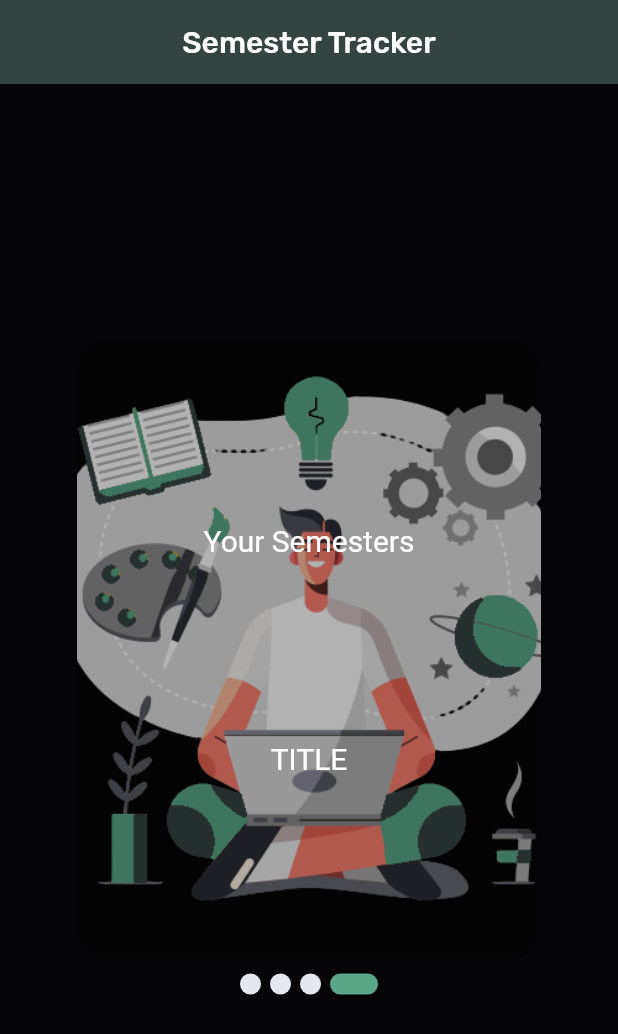
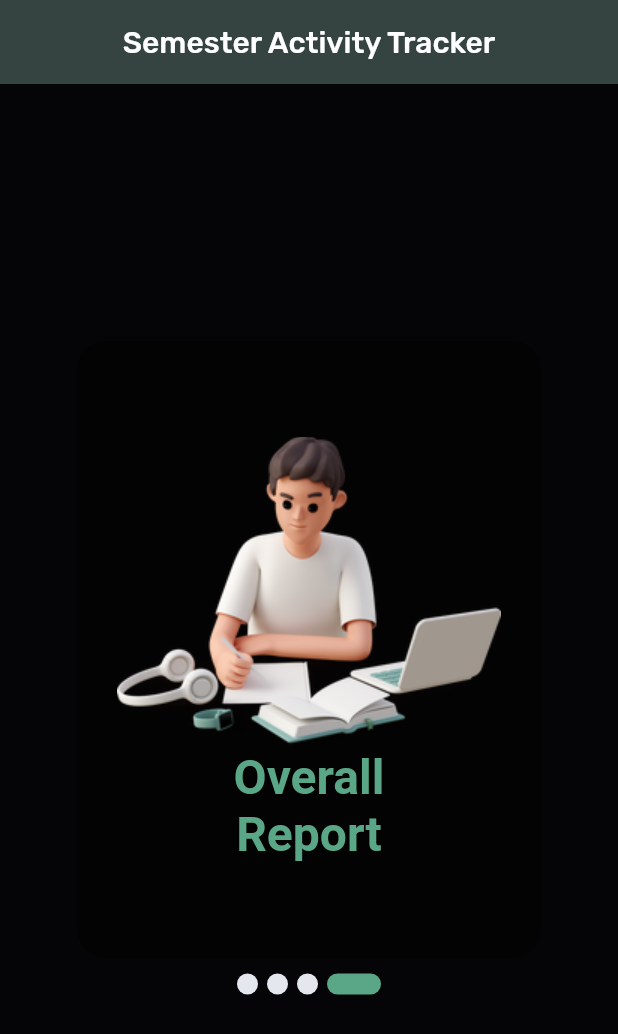
Before and after one commit to MZubairNaeem/semester-activty-tracker, a Flutter app: the screen it shows after launch, swiped to page 4, on a phone screen of 412 x 824 dp. Shown: the top 1034 px of the screen. Run offline on Flutter 3.47's test engine with Material 2 defaults, Android fonts, the light colour scheme and no system bars; our stand-ins replace firebase_auth, firebase_core, google_fonts, page_transition; accounts and stored records are empty.

Commit message:
home screen 100 11:11 03/03/23

```diff
--- a/lib/view/Home/home.dart
+++ b/lib/view/Home/home.dart
@@ -1,11 +1,4 @@
 import 'package:flutter/material.dart';
-import 'package:page_transition/page_transition.dart';
-import 'package:semester_tracker/view/Home/home_screen_nav/attendance.dart';
-import 'package:semester_tracker/view/Home/home_screen_nav/course.dart';
-import 'package:semester_tracker/view/Home/home_screen_nav/report.dart';
-import 'package:semester_tracker/view/Home/home_screen_nav/semester.dart';
-import 'package:smooth_page_indicator/smooth_page_indicator.dart';
-
 import '../../resource/colors.dart';
 import '../../widget/appBanner.dart';
 import '../../widget/bannerItem.dart';
@@ -164,7 +157,7 @@ class _HomeState extends State<Home> {
       backgroundColor: AppColors().primaryColor,
       appBar: AppBar(
         backgroundColor: AppColors().secondaryColor,
-        title: const Text('Semester Tracker'),
+        title: const Text('Semester Activity Tracker'),
         centerTitle: true,
         elevation: 0,
       ),
--- a/lib/view/Home/home_screen_nav/semester.dart
+++ b/lib/view/Home/home_screen_nav/semester.dart
@@ -1,4 +1,5 @@
 import 'package:flutter/material.dart';
+import 'package:semester_tracker/resource/colors.dart';
 
 class Semester extends StatefulWidget {
   const Semester({Key? key}) : super(key: key);
@@ -11,10 +12,12 @@ class _SemesterState extends State<Semester> {
   @override
   Widget build(BuildContext context) {
     return Scaffold(
+      backgroundColor: AppColors().primaryColor,
       appBar: AppBar(
+        backgroundColor: AppColors().secondaryColor,
         title: Text('Semester'),
       ),body: Center(
-      child: Text("semester"),
+      child: Text("semester",style: TextStyle(color: AppColors().lightColor ),),
     ),
     );
   }
--- a/lib/widget/appBanner.dart
+++ b/lib/widget/appBanner.dart
@@ -14,16 +14,16 @@ class AppBanner{
 
 //sample data
 List<AppBanner> appBannerList =[
-  AppBanner(1, 'Title', 'https://picsum.photos/seed/picsum/200/300'),
-  AppBanner(2, 'Title', 'https://picsum.photos/seed/picsum/200/300'),
-  AppBanner(3, 'Title', 'https://picsum.photos/seed/picsum/200/300'),
-  AppBanner(4, 'Title', 'https://picsum.photos/seed/picsum/200/300'),
+  AppBanner(1,"Your Semesters", 'assets/semester.png'),
+  AppBanner(2, 'Courses', 'assets/course.png'),
+  AppBanner(3, 'Attendance', 'assets/attendance.png'),
+  AppBanner(4, 'Overall Report', 'assets/report.png'),
 
 ];
 
 List<Widget> screens = [
   const Semester(),
+  const Course(),
   const Attendance(),
-  const Course(),
   const Report(),
 ];
--- a/lib/widget/bannerItem.dart
+++ b/lib/widget/bannerItem.dart
@@ -1,4 +1,5 @@
 import 'package:flutter/material.dart';
+import 'package:semester_tracker/resource/colors.dart';
 import 'appBanner.dart';
 
 class BannerItem extends StatelessWidget {
@@ -9,13 +10,15 @@ class BannerItem extends StatelessWidget {
 
   @override
   Widget build(BuildContext context) {
+    double screenHeight = MediaQuery.of(context).size.height;
+    double screenWidth = MediaQuery.of(context).size.width;
     return Container(
       margin: const EdgeInsets.symmetric(horizontal: 10.0),
       decoration: BoxDecoration(
         borderRadius: BorderRadius.circular(20.0),
-        image: DecorationImage(
-            image: AssetImage('assets/splash-icon.png'),
-            fit: BoxFit.cover),
+        // image: DecorationImage(
+        //     image: AssetImage(appBanner.thumbNailUrl),
+        //     fit: BoxFit.cover),
       ),
       child: DefaultTextStyle(
           style:
@@ -29,18 +32,21 @@ class BannerItem extends StatelessWidget {
               ),
               Center(
                 child: Column(
-                  mainAxisAlignment: MainAxisAlignment.spaceEvenly,
+                  mainAxisSize: MainAxisSize.min,
                   children: [
-                    const Text(
-                      'Your Semesters',
+                    SizedBox(
+                      child: Image.asset(appBanner.thumbNailUrl,fit:BoxFit.cover,),
                     ),
                     SizedBox(
-                      width: 200,
+                      width: 200
+                      ,
                       child: Text(
-                        appBanner.title.toUpperCase(),
+                        appBanner.title,
                         textAlign: TextAlign.center,
+                        style: TextStyle(fontSize: 32,fontWeight: FontWeight.bold,color: AppColors().lightColor),
                       ),
-                    )
+                    ),
+
                   ],
                 ),
               )
--- a/lib/widget/indicator.dart
+++ b/lib/widget/indicator.dart
@@ -14,7 +14,7 @@ class Indicator extends StatelessWidget {
   Widget build(BuildContext context) {
     return AnimatedContainer(
       margin: const EdgeInsets.symmetric(horizontal: 3.0),
-      width: isActive ? 32.0 : 14.0,
+      width: isActive ? 36.0 : 14.0,
       height: 14.0,
       decoration: BoxDecoration(
           color: isActive ? AppColors().lightColor : AppColors().lightText,
--- a/pubspec.yaml
+++ b/pubspec.yaml
@@ -63,7 +63,7 @@ flutter:
 
   # To add assets to your application, add an assets section, like this:
   assets:
-    - assets/splash-icon.png
+    - assets/
   #   - images/a_dot_ham.jpeg
 
   # An image asset can refer to one or more resolution-specific "variants", see
```
Also changed, not shown: assets/attendance.png (added), assets/course.png (added), assets/report.png (added), assets/semester.png (added).
